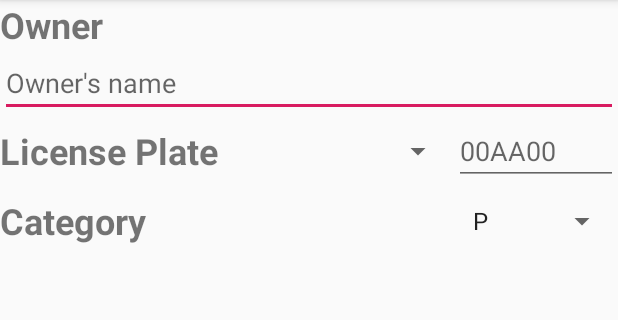
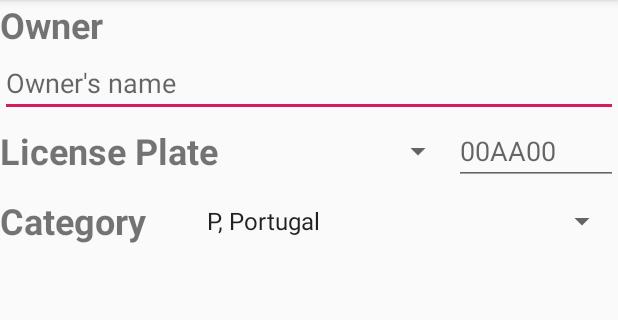
Before and after one commit to jorgeta1996/ProjetoPDM, an Android app: the AddActivity screen opened directly, with no data from a screen before it, on a phone screen of 412 x 824 dp, the part 84-404 px from its top. Run offline under Robolectric (Android 15) with nearby library versions, the light colour scheme and no system bars.

Commit message:
pre-paises

```diff
--- a/app/src/main/res/values/strings.xml
+++ b/app/src/main/res/values/strings.xml
@@ -16,186 +16,186 @@
     <string name="editTextOwner">Owner\'s name</string>
     <string name="category">Category</string>
     <string-array name="countries">
-        <item>P</item>
-        <item>A</item>
-        <item>AFG</item>
-        <item>AL</item>
-        <item>AM</item>
-        <item>AND</item>
-        <item>AUS</item>
-        <item>AZ</item>
-        <item>B</item>
-        <item>BD</item>
-        <item>BDS</item>
-        <item>BF</item>
-        <item>BG</item>
-        <item>BH</item>
-        <item>BIH</item>
-        <item>BOL</item>
-        <item>BR</item>
-        <item>BRN</item>
-        <item>BRU</item>
-        <item>BS</item>
-        <item>BUR</item>
-        <item>BVI</item>
-        <item>BW[</item>8]
-        <item>BY</item>
-        <item>C</item>
-        <item>CAM</item>
-        <item>CDN</item>
-        <item>CGO</item>
-        <item>CH</item>
-        <item>CI</item>
-        <item>CL</item>
-        <item>CO</item>
-        <item>CR</item>
-        <item>CY</item>
-        <item>CZ</item>
-        <item>D</item>
-        <item>DK</item>
-        <item>DOM</item>
-        <item>DY</item>
-        <item>Z</item>
-        <item>E</item>
-        <item>EAK</item>
-        <item>EAT</item>
-        <item>EAU</item>
-        <item>EAZ</item>
-        <item>EC</item>
-        <item>ER</item>
-        <item>ES</item>
-        <item>EST</item>
-        <item>ET</item>
-        <item>ETH</item>
-        <item>F</item>
-        <item>FIN</item>
-        <item>FJI</item>
-        <item>FL</item>
-        <item>FO</item>
-        <item>G</item>
-        <item>GB</item>
-        <item>GBA</item>
-        <item>GBG</item>
-        <item>GBJ</item>
-        <item>GBM</item>
-        <item>GBZ</item>
-        <item>GCA</item>
-        <item>GE</item>
-        <item>GH</item>
-        <item>GR</item>
-        <item>GUY</item>
-        <item>H</item>
-        <item>HKJ</item>
-        <item>HN</item>
-        <item>HR</item>
-        <item>I</item>
-        <item>IL</item>
-        <item>IND</item>
-        <item>IR</item>
-        <item>IRL</item>
-        <item>IRQ</item>
-        <item>IS</item>
-        <item>J</item>
-        <item>JA</item>
-        <item>K</item>
-        <item>KS</item>
-        <item>KSA</item>
-        <item>KWT</item>
-        <item>KZ</item>
-        <item>L</item>
-        <item>LAO</item>
-        <item>LAR</item>
-        <item>LB</item>
-        <item>LS</item>
-        <item>LT</item>
-        <item>LV</item>
-        <item>M</item>
-        <item>MA</item>
-        <item>MAL</item>
-        <item>MC</item>
-        <item>MD</item>
-        <item>MEX</item>
-        <item>MNE</item>
-        <item>MNG</item>
-        <item>MOC</item>
-        <item>MS</item>
-        <item>MW</item>
-        <item>N</item>
-        <item>NA</item>
-        <item>NAM</item>
-        <item>NAU</item>
-        <item>NEP</item>
-        <item>NIC</item>
-        <item>NL</item>
-        <item>NMK</item>
-        <item>NZ</item>
-        <item>PA</item>
-        <item>PE</item>
-        <item>PK</item>
-        <item>PL</item>
-        <item>PNG</item>
-        <item>PY</item>
-        <item>Q</item>
-        <item>RA</item>
-        <item>RC</item>
-        <item>RCA</item>
-        <item>RCB</item>
-        <item>RCH</item>
-        <item>RG</item>
-        <item>RH</item>
-        <item>RI</item>
-        <item>RIM</item>
-        <item>RKS</item>
-        <item>RL</item>
-        <item>RM</item>
-        <item>RMM</item>
-        <item>RN</item>
-        <item>RO</item>
-        <item>ROK</item>
-        <item>RP</item>
-        <item>RSM</item>
-        <item>RU</item>
-        <item>RUS</item>
-        <item>RWA</item>
-        <item>S</item>
-        <item>SD</item>
-        <item>SGP</item>
-        <item>SK</item>
-        <item>SLO</item>
-        <item>SME</item>
-        <item>SN</item>
-        <item>SO</item>
-        <item>SRB</item>
-        <item>SUD</item>
-        <item>SY</item>
-        <item>SYR</item>
-        <item>T</item>
-        <item>TCH</item>
-        <item>TG</item>
-        <item>TJ</item>
-        <item>TM</item>
-        <item>TN</item>
-        <item>TR</item>
-        <item>TT</item>
-        <item>UA</item>
-        <item>UAE</item>
-        <item>USA</item>
-        <item>UY</item>
-        <item>UZ</item>
-        <item>V</item>
-        <item>VN</item>
-        <item>WAG</item>
-        <item>WAL</item>
-        <item>WAN</item>
-        <item>WD</item>
-        <item>WG</item>
-        <item>WL</item>
-        <item>WS</item>
-        <item>WV</item>
-        <item>YAR</item>
-        <item>YV</item>
-        <item>Z</item>
-        <item>ZA</item>
-        <item>ZW</item>
+        <item>P,  Portugal </item>
+        <item>A,  Austria</item>
+        <item>AFG,  Afghanistan</item>
+        <item>AL,  Albania</item>
+        <item>AM,  Armenia</item>
+        <item>AND,  Andorra</item>
+        <item>AUS,  Australia</item>
+        <item>AZ,  Azerbaijan</item>
+        <item>B,  Belgium</item>
+        <item>BD,  Bangladesh</item>
+        <item>BDS,  Barbados</item>
+        <item>BF,  Burkina Faso</item>
+        <item>BG,  Bulgaria</item>
+        <item>BH,  Belize</item>
+        <item>BIH,  Bosnia and Herzegovina</item>
+        <item>BOL,  Bolivia</item>
+        <item>BR,  Brazil</item>
+        <item>BRN,  Bahrain</item>
+        <item>BRU,  Brunei</item>
+        <item>BS,  Bahamas</item>
+        <item>BUR,  Myanmar</item>
+        <item>BVI,  British Virgin Islands</item>
+        <item>BW, Botswana</item>
+        <item>BY,  Belarus</item>
+        <item>C,  Cuba</item>
+        <item>CAM,  Cameroon</item>
+        <item>CDN,  Canada</item>
+        <item>CGO,  Democratic Republic of the Congo</item>
+        <item>CH,  Switzerland</item>
+        <item>CI,  Ivory Coast </item>
+        <item>CL,  Sri Lanka</item>
+        <item>CO,  Colombia</item>
+        <item>CR,  Costa Rica</item>
+        <item>CY,  Cyprus</item>
+        <item>CZ,  Czech Republic</item>
+        <item>D,  Germany</item>
+        <item>DK,  Denmark</item>
+        <item>DOM,  Dominican Republic</item>
+        <item>DY,  Benin</item>
+        <item>Z,  Algeria</item>
+        <item>E,  Spain</item>
+        <item>EAK,  Kenya</item>
+        <item>EAT,  Tanzania</item>
+        <item>EAU,  Uganda</item>
+        <item>EAZ,  Zanzibar</item>
+        <item>EC,  Ecuador</item>
+        <item>ER,  Eritrea</item>
+        <item>ES,  El Salvador</item>
+        <item>EST,  Estonia</item>
+        <item>ET,  Egypt</item>
+        <item>ETH,  Ethiopia</item>
+        <item>F,  France</item>
+        <item>FIN,  Finland</item>
+        <item>FJI,  Fiji</item>
+        <item>FL,  Liechtenstein</item>
+        <item>FO,  Faroe Islands</item>
+        <item>G,  Gabon</item>
+        <item>GB,  United Kingdom</item>
+        <item>GBA,  Alderney</item>
+        <item>GBG,  Guernsey</item>
+        <item>GBJ,  Jersey</item>
+        <item>GBM,  Isle of Man</item>
+        <item>GBZ,  Gibraltar</item>
+        <item>GCA,  Guatemala</item>
+        <item>GE,  Georgia</item>
+        <item>GH,  Ghana</item>
+        <item>GR,  Greece</item>
+        <item>GUY,  Guyana</item>
+        <item>H,  Hungary</item>
+        <item>HKJ,  Jordan</item>
+        <item>HN,  Honduras</item>
+        <item>HR,  Croatia</item>
+        <item>I,  Italy</item>
+        <item>IL,  Israel</item>
+        <item>IND,  India</item>
+        <item>IR,  Iran</item>
+        <item>IRL,  Ireland</item>
+        <item>IRQ,  Iraq</item>
+        <item>IS,  Iceland</item>
+        <item>J,  Japan</item>
+        <item>JA,  Jamaica</item>
+        <item>K,  Cambodia</item>
+        <item>KS,  Kyrgyzstan</item>
+        <item>KSA,  Saudi Arabia</item>
+        <item>KWT,  Kuwait</item>
+        <item>KZ,  Kazakhstan</item>
+        <item>L,  Luxembourg</item>
+        <item>LAO,  Laos</item>
+        <item>LAR,  Libya</item>
+        <item>LB,  Liberia</item>
+        <item>LS,  Lesotho</item>
+        <item>LT,  Lithuania</item>
+        <item>LV,  Latvia</item>
+        <item>M,  Malta</item>
+        <item>MA,  Morocco</item>
+        <item>MAL,  Malaysia</item>
+        <item>MC,  Monaco</item>
+        <item>MD,  Moldova</item>
+        <item>MEX,  Mexico</item>
+        <item>MNE,  Montenegro</item>
+        <item>MNG,  Mongolia</item>
+        <item>MOC,  Mozambique</item>
+        <item>MS,  Mauritius</item>
+        <item>MW,  Malawi</item>
+        <item>N,  Norway</item>
+        <item>NA,  Netherlands Antilles</item>
+        <item>NAM,  Namibia</item>
+        <item>NAU,  Nauru</item>
+        <item>NEP,  Nepal</item>
+        <item>NIC,  Nicaragua</item>
+        <item>NL,  Netherlands</item>
+        <item>NMK,  North Macedonia</item>
+        <item>NZ,  New Zealand</item>
+        <item>PA,  Panama</item>
+        <item>PE,  Peru</item>
+        <item>PK,  Pakistan</item>
+        <item>PL,  Poland</item>
+        <item>PNG,  Papua New Guinea</item>
+        <item>PY,  Paraguay</item>
+        <item>Q,  Qatar</item>
+        <item>RA,  Argentina</item>
+        <item>RC,  Republic of China (Taiwan)</item>
+        <item>RCA,  Central African Republic</item>
+        <item>RCB,  Republic of the Congo</item>
+        <item>RCH,  Chile</item>
+        <item>RG,  Guinea</item>
+        <item>RH,  Haiti</item>
+        <item>RI,  Indonesia</item>
+        <item>RIM,  Mauritania</item>
+        <item>RKS,  Kosovo</item>
+        <item>RL,  Lebanon</item>
+        <item>RM,  Madagascar</item>
+        <item>RMM,  Mali</item>
+        <item>RN,  Niger</item>
+        <item>RO,  Romania</item>
+        <item>ROK,  South Korea</item>
+        <item>RP,  Philippines</item>
+        <item>RSM,  San Marino</item>
+        <item>RU,  Burundi</item>
+        <item>RUS,  Russia</item>
+        <item>RWA,  Rwanda</item>
+        <item>S,  Sweden</item>
+        <item>SD,  Eswatini</item>
+        <item>SGP,  Singapore</item>
+        <item>SK,  Slovakia</item>
+        <item>SLO,  Slovenia</item>
+        <item>SME,  Suriname</item>
+        <item>SN,  Senegal</item>
+        <item>SO,  Somalia</item>
+        <item>SRB,  Serbia</item>
+        <item>SUD,  Sudan</item>
+        <item>SY,  Seychelles</item>
+        <item>SYR,  Syria</item>
+        <item>T,  Thailand</item>
+        <item>TCH,  Chad</item>
+        <item>TG,  Togo</item>
+        <item>TJ,  Tajikistan</item>
+        <item>TM,  Turkmenistan</item>
+        <item>TN,  Tunisia</item>
+        <item>TR,  Turkey</item>
+        <item>TT,  Trinidad and Tobago</item>
+        <item>UA,  Ukraine</item>
+        <item>UAE,  United Arab Emirates</item>
+        <item>USA,  United States</item>
+        <item>UY,  Uruguay</item>
+        <item>UZ,  Uzbekistan</item>
+        <item>V,   Vatican City</item>
+        <item>VN,  Vietnam</item>
+        <item>WAG,  Gambia</item>
+        <item>WAL,  Sierra Leone</item>
+        <item>WAN,  Nigeria</item>
+        <item>WD,  Dominica</item>
+        <item>WG,  Grenada</item>
+        <item>WL,  Saint Lucia</item>
+        <item>WS,  Samoa</item>
+        <item>WV,  Saint Vincent and the Grenadines</item>
+        <item>YAR,  Yemen</item>
+        <item>YV,  Venezuela</item>
+        <item>Z,  Zambia</item>
+        <item>ZA,  South Africa</item>
+        <item>ZW,  Zimbabwe</item>
     </string-array>
 </resources>
```
